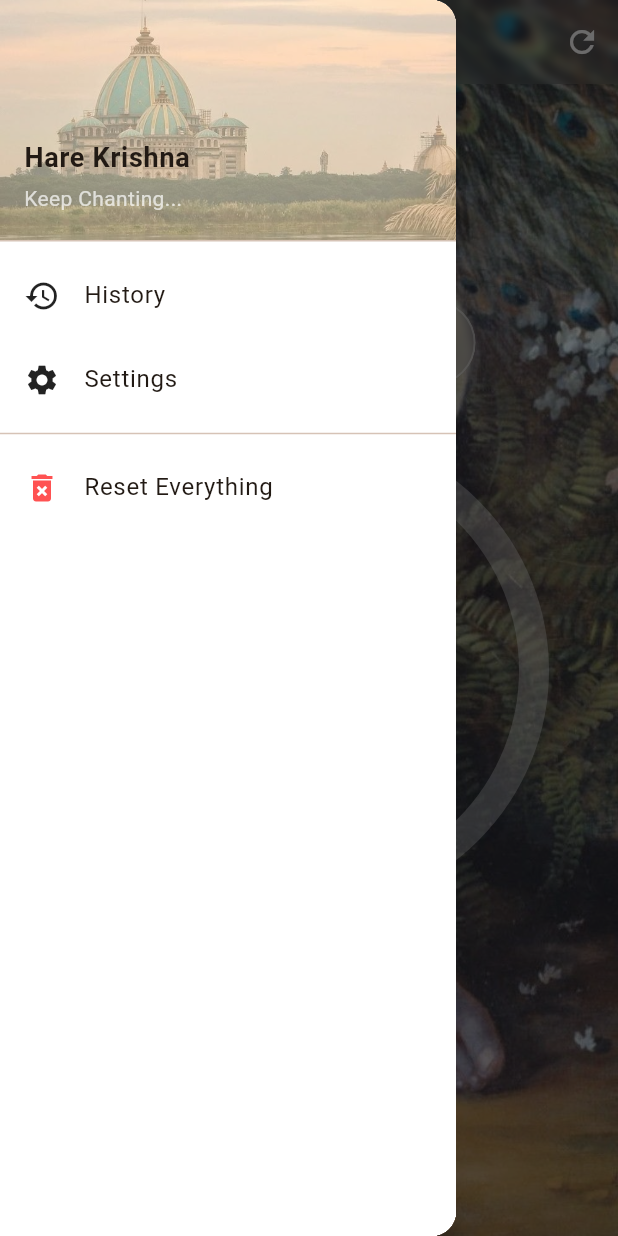
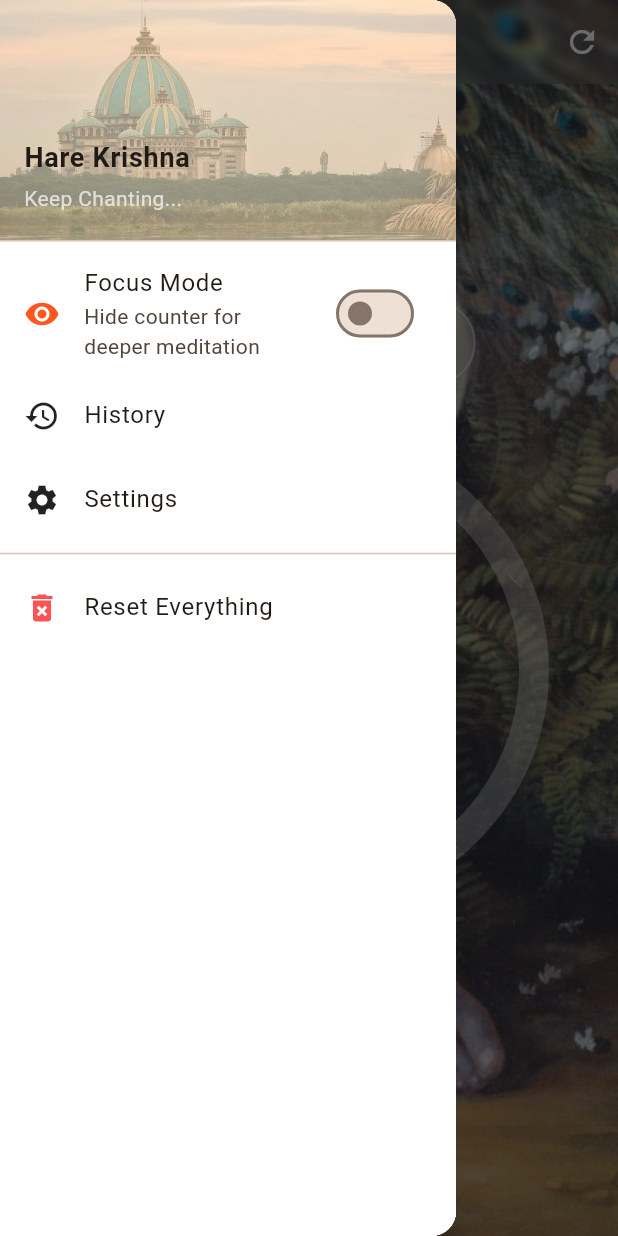
Before and after one commit to hemantrajsen/Smaran-App, a Flutter app: the screen it shows after launch, with the side drawer open, on a phone screen of 412 x 824 dp. Run offline on Flutter 3.47's test engine with Material 3 defaults, Android fonts, the phone set to English and light mode, and no system bars; our stand-ins replace audioplayers, google_fonts, shared_preferences.

Commit message:
Added Focus Mode

```diff
--- a/lib/main.dart
+++ b/lib/main.dart
@@ -66,6 +66,7 @@ class _HomeScreenState extends State<HomeScreen>
   // --- 2. VARIABLES ---
   int _counter = 0;
   int _malaCount = 0;
+  bool _isFocusModeOn = false;
 
   // Cache the preferences so we don't look them up every time
   SharedPreferences? _prefs;
@@ -142,6 +143,7 @@ class _HomeScreenState extends State<HomeScreen>
     setState(() {
       _counter = savedCounter;
       _malaCount = savedMala;
+      _isFocusModeOn = _prefs?.getBool('isFocusModeOn') ?? false;
     });
 
     // 5. Ensure we mark today as active immediately
@@ -314,6 +316,21 @@ class _HomeScreenState extends State<HomeScreen>
               ),
 
               // 2. Menu Items
+              SwitchListTile(
+                secondary: Icon(
+                  _isFocusModeOn ? Icons.visibility_off : Icons.visibility,
+                  color: Colors.deepOrange,
+                ),
+                title: const Text('Focus Mode'),
+                subtitle: const Text('Hide counter for deeper meditation'),
+                value: _isFocusModeOn,
+                activeThumbColor: Colors.deepOrange,
+                onChanged: (val) async {
+                  setState(() => _isFocusModeOn = val);
+                  await _prefs?.setBool('isFocusModeOn', val);
+                  Navigator.pop(context); // Close drawer after toggle
+                },
+              ),
               ListTile(
                 leading: const Icon(Icons.history, color: Colors.black87),
                 title: const Text('History'),
@@ -340,6 +357,7 @@ class _HomeScreenState extends State<HomeScreen>
                   );
                 },
               ),
+
               const Divider(), // A thin line separator
 
               ListTile(
@@ -459,12 +477,13 @@ class _HomeScreenState extends State<HomeScreen>
             image: DecorationImage(
               image: AssetImage('assets/images/background.jpeg'),
               fit: BoxFit.cover,
-              opacity: 0.92,
+              opacity: _isFocusModeOn ? 1.0 : 0.92,
             ),
           ),
           child: Column(
             mainAxisAlignment: MainAxisAlignment.start,
             children: [
+              if (!_isFocusModeOn) ...[
                 const SizedBox(height: 200), // Push everything down from top
                 // const Spacer(flex: 1),
                 // Glass Box
@@ -564,8 +583,12 @@ class _HomeScreenState extends State<HomeScreen>
                   ],
                 ),
                 const SizedBox(height: 50),
+              ] else ...[
+                // Focus Mode: Push everything to bottom
+                const Spacer(),
+              ],
 
-              // Undo Button
+              // Undo Buttonn --> Always Visible!
               TextButton.icon(
                 onPressed: () => _decrementCounter(),
                 icon: const Icon(
@@ -581,6 +604,8 @@ class _HomeScreenState extends State<HomeScreen>
                   ),
                 ),
               ),
+              // Add some bottom padding in Focus Mode
+              if (_isFocusModeOn) const SizedBox(height: 50),
             ],
           ),
         ),
```
Lines whose indentation alone changed are shown as unchanged.
